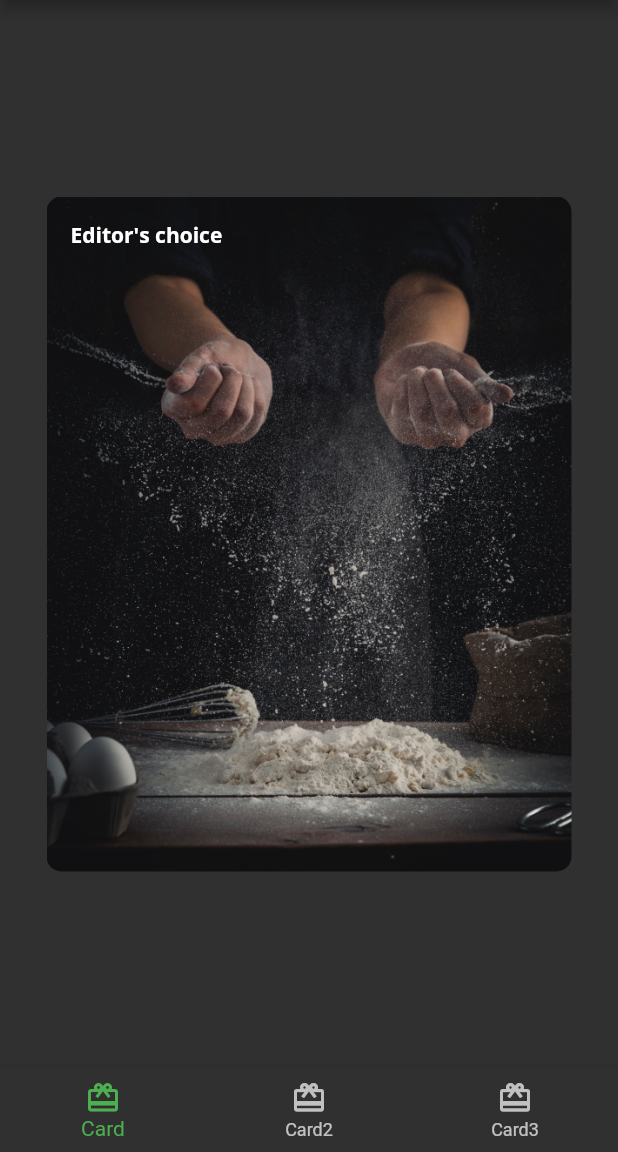
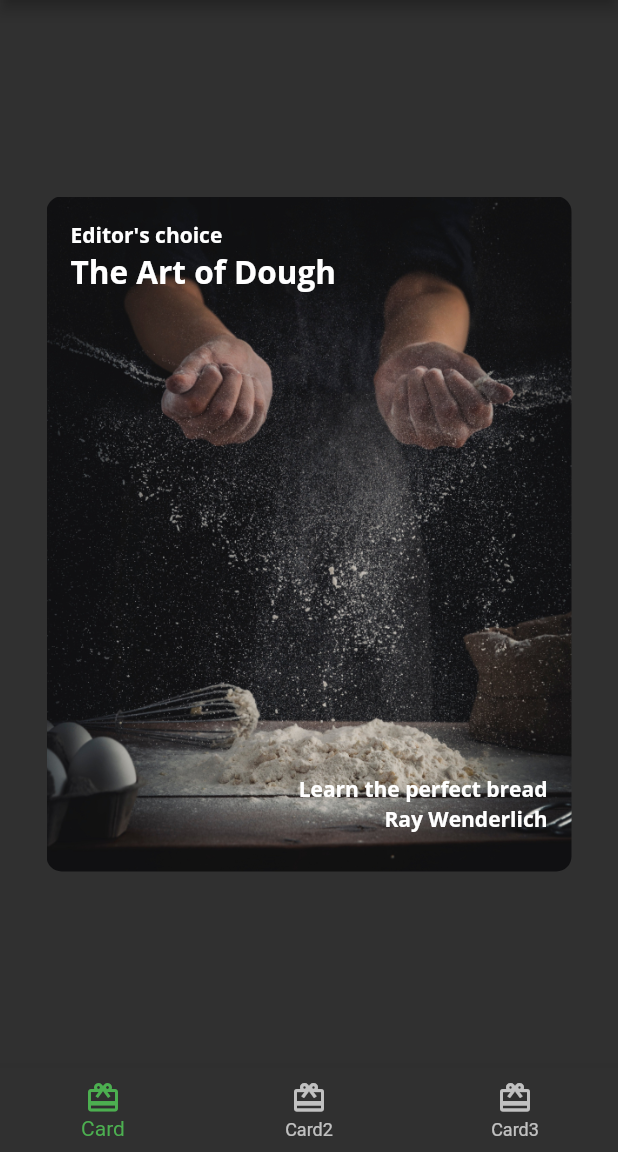
Before and after one commit to hramaroson/fooderlich, a Flutter app: the screen it shows after launch, on a phone screen of 412 x 824 dp, the part 84-1236 px from its top. Run offline on Flutter 3.47's test engine with Material 2 defaults, Android fonts, the phone set to English and light mode, and no system bars; our stand-ins replace google_fonts.

Commit message:
Add texts to card1

```diff
--- a/lib/card1.dart
+++ b/lib/card1.dart
@@ -25,6 +25,28 @@ class Card1 extends StatelessWidget{
             Text(
               "Editor's choice",
               style: FooderlichTheme.darkTextTheme.bodyText1),
+            Positioned(
+              top: 20,
+              child: Text(
+                "The Art of Dough",
+                style: FooderlichTheme.darkTextTheme.headline2,
+              )
+            ),
+            Positioned(
+              bottom: 30,
+              right: 0,
+              child: Text(
+                "Learn the perfect bread",
+                style: FooderlichTheme.darkTextTheme.bodyText1
+              )
+            ),
+            Positioned(
+              bottom: 10,
+              right: 0,
+              child: Text(
+                "Ray Wenderlich",
+                style: FooderlichTheme.darkTextTheme.bodyText1
+              ))
           ],
         )
       ),
```
